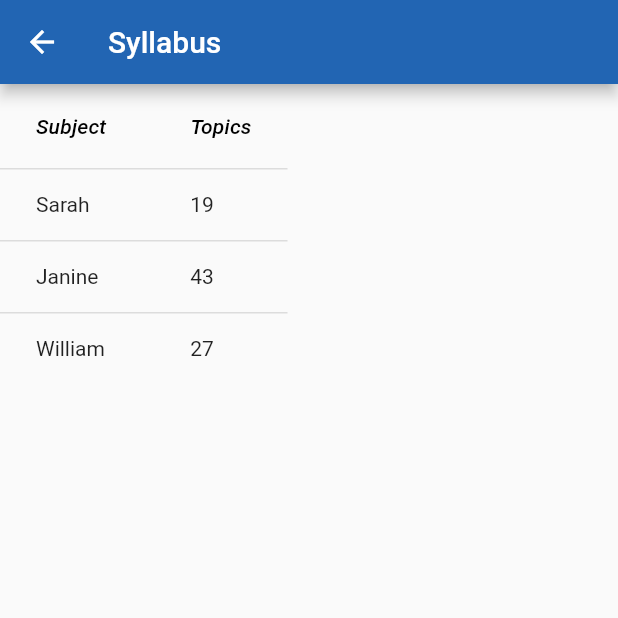
After one commit to azeez-72/BitWits, a Flutter app: the Syllabus screen opened by its route, on a phone screen of 412 x 824 dp, the top half of it. The commit adds this screen. Run offline on Flutter 3.47's test engine with Material 2 defaults, Android fonts, the light colour scheme and no system bars; our stand-ins replace cloud_firestore, firebase_auth, firebase_messaging, flushbar, flutter_svg, modal_progress_hud and 1 more; missing offline and left inert: json_table; accounts and stored records are empty.

Commit message:
added syllabus file

```diff
--- a/BitWits/lib/Main_Screen/Assignments/Assignments.dart
+++ b/BitWits/lib/Main_Screen/Assignments/Assignments.dart
@@ -8,7 +8,7 @@ import 'package:intl/intl.dart';
 import 'package:modal_progress_hud/modal_progress_hud.dart';
 import 'package:provider/provider.dart';
 import 'add_assignment.dart';
-import 'package:circular_check_box/circular_check_box.dart';
+//import 'package:circular_check_box/circular_check_box.dart';
 import 'package:url_launcher/url_launcher.dart';
 
 
@@ -187,7 +187,7 @@ class _assignmentsState extends State<Assignments> {
                                     ),
                                     Flexible(
                                       flex: 3,
-                                     child: CircularCheckBox(
+                                     child: Checkbox(
                                        value: studentDocs[index]['Completions'][data.rollNumber] == null ? false : studentDocs[index]['Completions'][data.rollNumber],
                                        activeColor: Colors.green[300],
                                        onChanged: (value) async => await _updateValue(data.currentClassCode, studentDocs[index]['Title'], data.rollNumber,value),
--- /dev/null
+++ b/BitWits/lib/Main_Screen/more_options/menu_items/ClassSyllabus.dart
@@ -0,0 +1,76 @@
+import 'package:bitwitsapp/Utilities/constants.dart';
+import 'package:flutter/material.dart';
+import 'package:json_table/json_table.dart';
+
+
+class Syllabus extends StatefulWidget {
+  static final String id = "syllabus";
+
+  @override
+  _SyllabusState createState() => _SyllabusState();
+}
+
+class _SyllabusState extends State<Syllabus> {
+  @override
+  Widget build(BuildContext context) {
+    // TODO: implement build
+    Map <String, List<String>> map1 = {
+      "Maths": ["chp1", "chp2"],
+      "Chem" : ["chp11", "chp12"],
+      "Phy" : ["chp91", "chp5"],
+      "Comps" : ["chp51", "chp54"],
+    };
+
+    print(map1);
+
+   return Scaffold(
+     appBar: AppBar(
+            leading:
+              IconButton(icon: Icon(Icons.arrow_back), onPressed: (){
+                Navigator.pop(context);
+              }),
+            title: Text('Syllabus'),
+            backgroundColor: mainColor,
+    ),
+    body: SafeArea(
+      child : DataTable(
+      columns: const <DataColumn>[
+        DataColumn(
+          label: Text(
+            'Subject',
+            style: TextStyle(fontStyle: FontStyle.italic),
+          ),
+        ),
+        DataColumn(
+          label: Text(
+            'Topics',
+            style: TextStyle(fontStyle: FontStyle.italic),
+          ),
+        ),
+      ],
+      rows: const <DataRow>[
+        DataRow(
+          cells: <DataCell>[
+            DataCell(Text('Sarah')),
+            DataCell(Text('19')),
+          ],
+        ),
+        DataRow(
+          cells: <DataCell>[
+            DataCell(Text('Janine')),
+            DataCell(Text('43')),
+
+          ],
+        ),
+        DataRow(
+          cells: <DataCell>[
+            DataCell(Text('William')),
+            DataCell(Text('27')),
+          ],
+        ),
+      ],
+    )
+    ),
+   );
+  }
+}
--- a/BitWits/lib/Main_Screen/more_options/menu_list.dart
+++ b/BitWits/lib/Main_Screen/more_options/menu_list.dart
@@ -7,7 +7,7 @@ import 'package:flutter_svg/svg.dart';
 import 'package:bitwitsapp/Main_Screen/more_options/options.dart';
 import 'package:bitwitsapp/Reg&Log/SignIn.dart';
 import 'package:bitwitsapp/Utilities/UIStyles.dart';
-
+import './menu_items/ClassSyllabus.dart';
 import 'menu_items/Books/buffer.dart';
 
 class MenuList extends StatelessWidget {
@@ -44,9 +44,16 @@ class MenuList extends StatelessWidget {
               onTap: () => Navigator.pushNamed(context,Buffer.id),
             ),
             OptionListTile(
+              icon: Icon(Icons.bookmark,color: mainColor,size: 32, ),
+              title: 'Syllabus',
+              subtitle: 'Get syllabus for upcoming exam.',
+              onTap: () => Navigator.pushNamed(context,Syllabus.id),
+            ),
+            OptionListTile(
               icon: Icon(Icons.phone,color: mainColor,size: 32,),
               title: 'Contact us',
               subtitle: 'Email us at appbitwits@gmail.com',
+              onTap: () => {},
             ),
             SizedBox(height: 10),
             FlatButton.icon(
--- a/BitWits/lib/main.dart
+++ b/BitWits/lib/main.dart
@@ -19,6 +19,7 @@ import 'Main_Screen/more_options/menu_items/Books/buffer.dart';
 import 'test_queries.dart';
 import 'package:firebase_auth/firebase_auth.dart';
 import 'package:bitwitsapp/Main_Screen/more_options/menu_items/Books/phone_auth.dart';
+import './Main_Screen/more_options/menu_items/ClassSyllabus.dart';
 
 void main() => runApp(MyApp());
 
@@ -55,6 +56,7 @@ class MyApp extends StatelessWidget {
           SignIn.id: (context) => SignIn(),
           Buffer.id: (context) => Buffer(),
           CodeDisplay.id: (context) => CodeDisplay(),
+          Syllabus.id: (context) => Syllabus(),
         },
       ),
     );
--- a/BitWits/pubspec.yaml
+++ b/BitWits/pubspec.yaml
@@ -33,6 +33,7 @@ dependencies:
   url_launcher: ^5.4.11
   path_provider: 1.6.1    # For iOS
   snack: ^1.0.4
+  json_table:
 
 dev_dependencies:
   flutter_test:
```
Also changed, not shown: BitWits/pubspec.lock.
